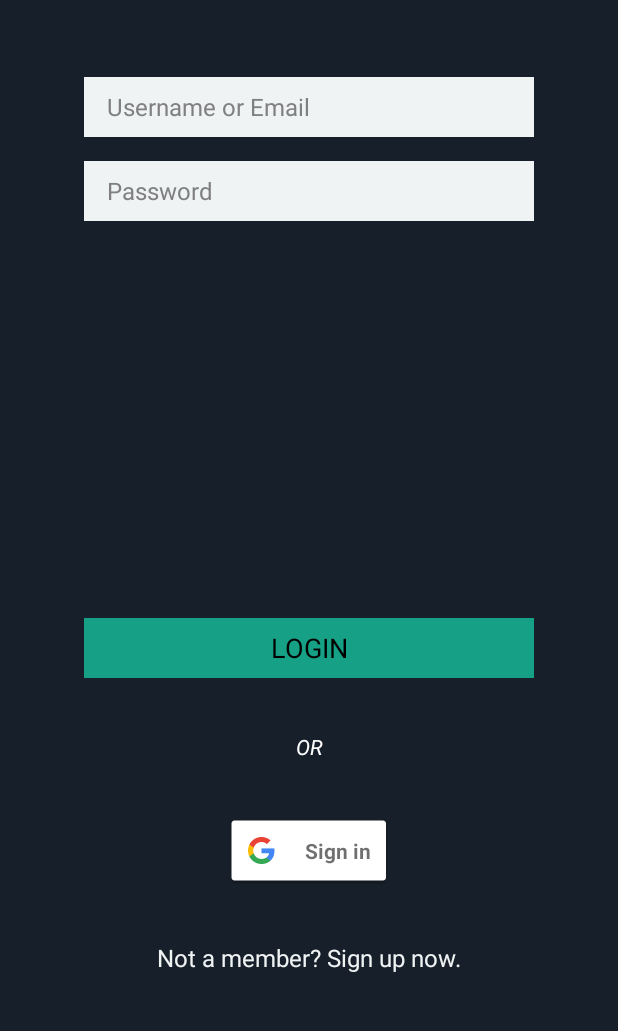
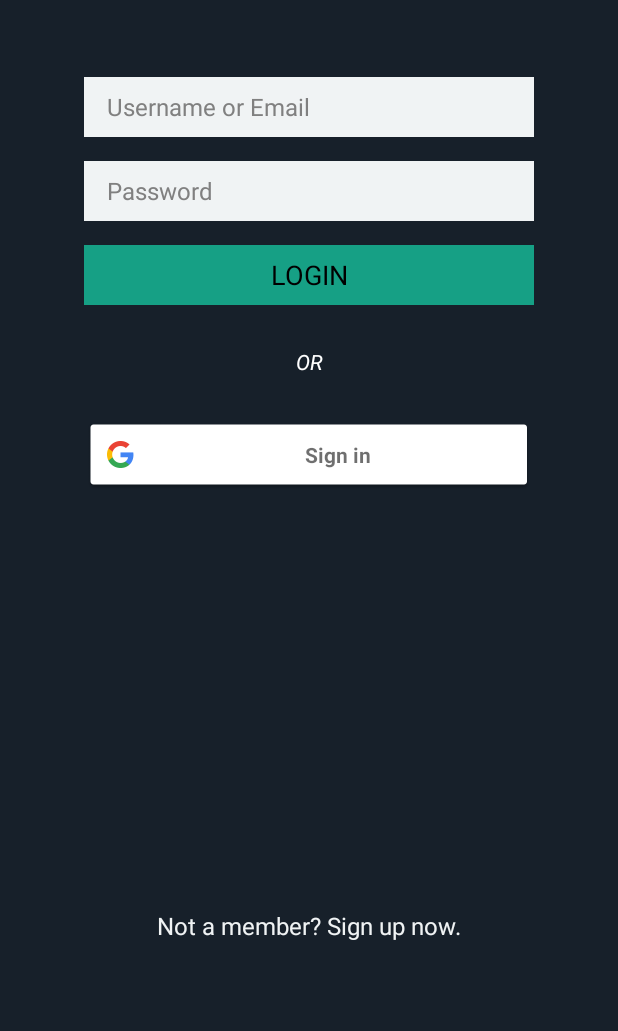
Before and after one commit to aashish157/TaskMan, an Android app: the screen it shows after launch (MainActivity), on a phone screen of 412 x 824 dp, the part 205-1236 px from its top. Run offline under Robolectric (Android 15) with nearby library versions, the phone set to English and light mode, and no system bars; our stand-ins replace Firebase (no records; nobody signed in at launch, a user with empty details on screens opened directly).

Commit message:
gmail btn update

```diff
--- a/app/src/main/res/layout/activity_main.xml
+++ b/app/src/main/res/layout/activity_main.xml
@@ -9,11 +9,11 @@
 
     <com.google.android.gms.common.SignInButton
         android:id="@+id/sign_in_button"
-        android:layout_width="wrap_content"
+        android:layout_width="300dp"
         android:layout_height="wrap_content"
-        android:layout_alignParentBottom="true"
+        android:layout_alignParentTop="true"
         android:layout_centerHorizontal="true"
-        android:layout_marginBottom="96dp"
+        android:layout_marginTop="415dp"
         app:layout_constraintBottom_toBottomOf="parent"
         app:layout_constraintEnd_toEndOf="parent"
         app:layout_constraintHorizontal_bias="0.501"
@@ -53,9 +53,9 @@
         android:id="@+id/loginBtn"
         android:layout_width="300dp"
         android:layout_height="40dp"
-        android:layout_alignParentBottom="true"
+        android:layout_alignParentTop="true"
         android:layout_centerHorizontal="true"
-        android:layout_marginBottom="235dp"
+        android:layout_marginTop="300dp"
         android:background="#16A085"
         android:text="LOGIN" />
 
@@ -65,7 +65,7 @@
         android:layout_height="wrap_content"
         android:layout_alignParentBottom="true"
         android:layout_centerHorizontal="true"
-        android:layout_marginBottom="38dp"
+        android:layout_marginBottom="59dp"
         android:text="Not a member? Sign up now."
         android:textAlignment="center"
         android:textColor="#f0f3f4"
@@ -85,12 +85,12 @@
         android:textStyle="bold" />
 
     <TextView
-        android:id="@+id/textView"
+        android:id="@+id/textViewOr"
         android:layout_width="104dp"
         android:layout_height="43dp"
-        android:layout_alignParentBottom="true"
+        android:layout_alignParentTop="true"
         android:layout_centerHorizontal="true"
-        android:layout_marginBottom="168dp"
+        android:layout_marginTop="356dp"
         android:gravity="center_vertical|center_horizontal"
         android:text="OR"
         android:textColor="@android:color/background_light"
```
